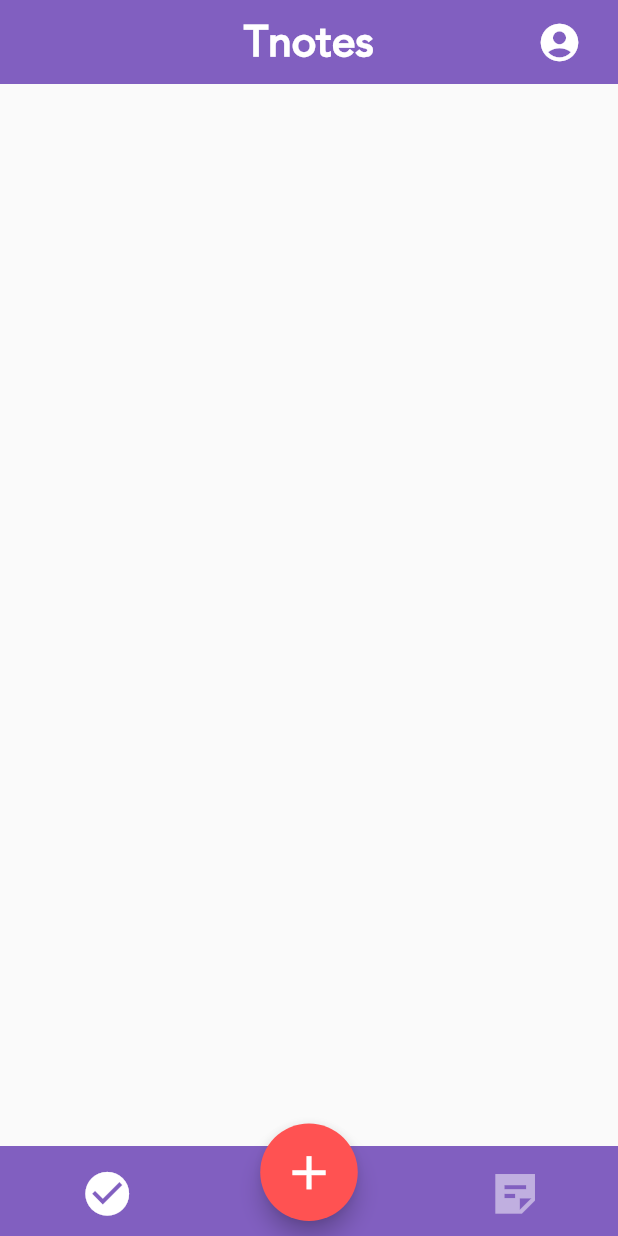
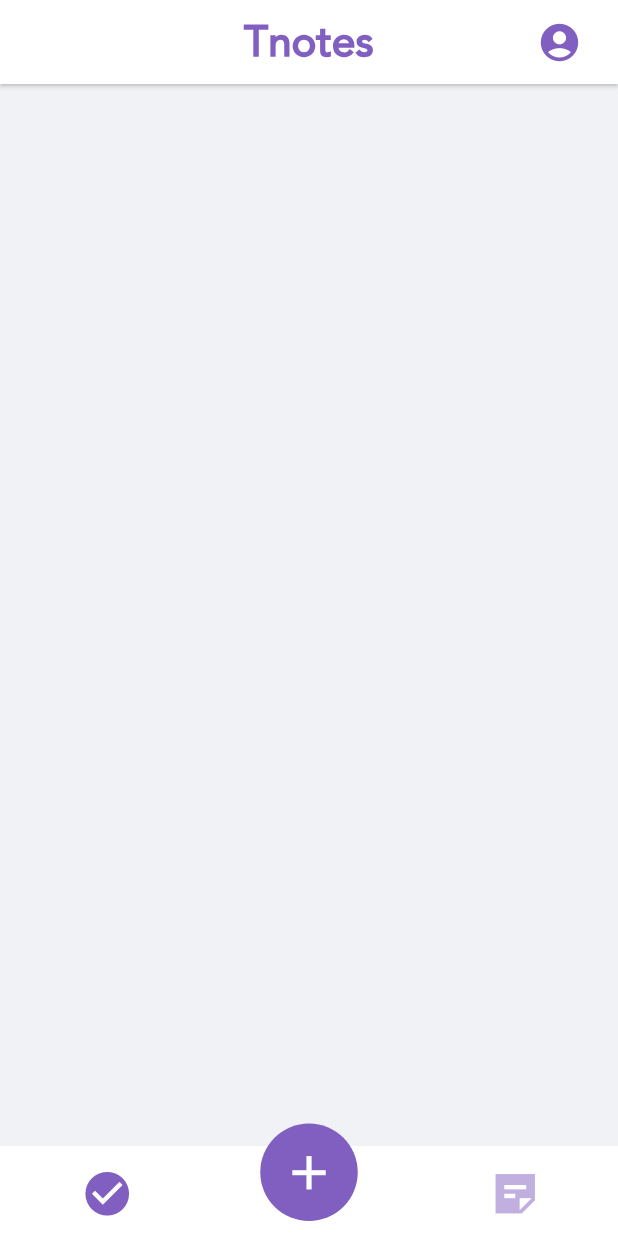
Before and after one commit to viniciussouzacss/Tnotes_app, a Flutter app: the screen it shows after launch, on a phone screen of 412 x 824 dp. Run offline on Flutter 3.47's test engine with Material 2 defaults, Android fonts, the phone set to English and light mode, and no system bars.

Commit message:
refactor(HomePage): changing colors.

```diff
--- a/lib/HomePage.dart
+++ b/lib/HomePage.dart
@@ -22,20 +22,25 @@ class _homePageState extends State<homePage> {
   @override
   Widget build(BuildContext context) {
     return Scaffold(
+      backgroundColor: Color(0xffF1F2F6),
       appBar: AppBar(
-        backgroundColor: Color(0xff815FC0),
-        elevation: 0,
+        backgroundColor: Colors.white,
+        elevation: 1.0,
+        shadowColor: Color(0xffdbdbdb),
         centerTitle: true,
         title: Text(
           "Tnotes",
-          style: TextStyle(fontSize: 28, fontWeight: FontWeight.bold),
+          style: TextStyle(
+              fontSize: 28,
+              fontWeight: FontWeight.bold,
+              color: Color(0xff815FC0)),
         ),
         actions: [
           IconButton(
             padding: EdgeInsets.only(right: 30.0),
             icon: Icon(
               Icons.account_circle,
-              color: Colors.white,
+              color: Color(0xff815FC0),
               size: 30,
             ),
             onPressed: () {},
@@ -61,7 +66,7 @@ class _homePageState extends State<homePage> {
                       child: Container(
                         height: 60,
                         width: MediaQuery.of(context).size.width,
-                        color: Color(0xff815FC0),
+                        color: Colors.white,
                         child: Row(
                           mainAxisAlignment: MainAxisAlignment.spaceAround,
                           children: [
@@ -73,8 +78,8 @@ class _homePageState extends State<homePage> {
                                     icon: Icon(
                                       Icons.check_circle_sharp,
                                       color: (filterType == "tasks")
-                                          ? Colors.white
-                                          : Colors.white.withOpacity(0.5),
+                                          ? Color(0xff815FC0)
+                                          : Color(0xff815FC0).withOpacity(0.5),
                                       size: 35,
                                     ),
                                     onPressed: () {
@@ -99,8 +104,8 @@ class _homePageState extends State<homePage> {
                                     icon: Icon(
                                       Icons.sticky_note_2_sharp,
                                       color: (filterType == "notes")
-                                          ? Colors.white
-                                          : Colors.white.withOpacity(0.5),
+                                          ? Color(0xff815FC0)
+                                          : Color(0xff815FC0).withOpacity(0.5),
                                       size: 35,
                                     ),
                                     onPressed: () {
@@ -130,6 +135,7 @@ class _homePageState extends State<homePage> {
                             data: ThemeData(
                               splashColor: Colors.transparent,
                               highlightColor: Colors.transparent,
+                              shadowColor: Colors.transparent,
                             ),
                             child: FloatingActionButton(
                               onPressed: () {
@@ -139,7 +145,7 @@ class _homePageState extends State<homePage> {
                                 Icons.add,
                                 size: 32.5,
                               ),
-                              backgroundColor: Colors.redAccent,
+                              backgroundColor: Color(0xff815FC0),
                               focusColor: Colors.transparent,
                               hoverColor: Colors.transparent,
                               splashColor: Colors.transparent,
```
